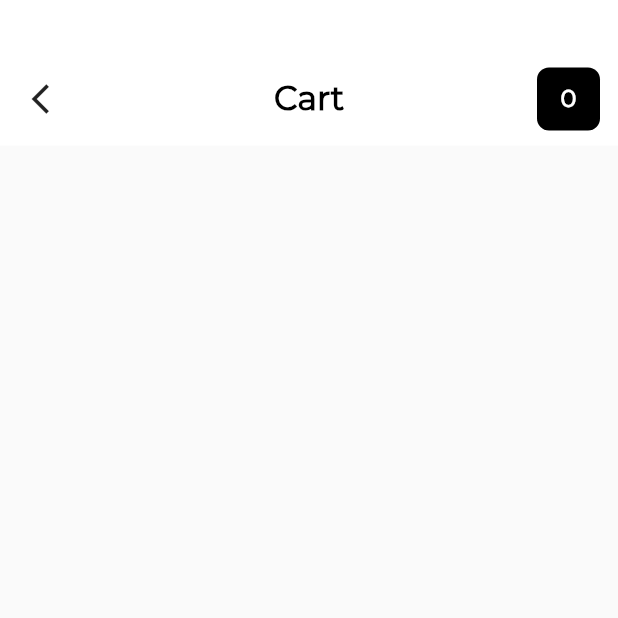
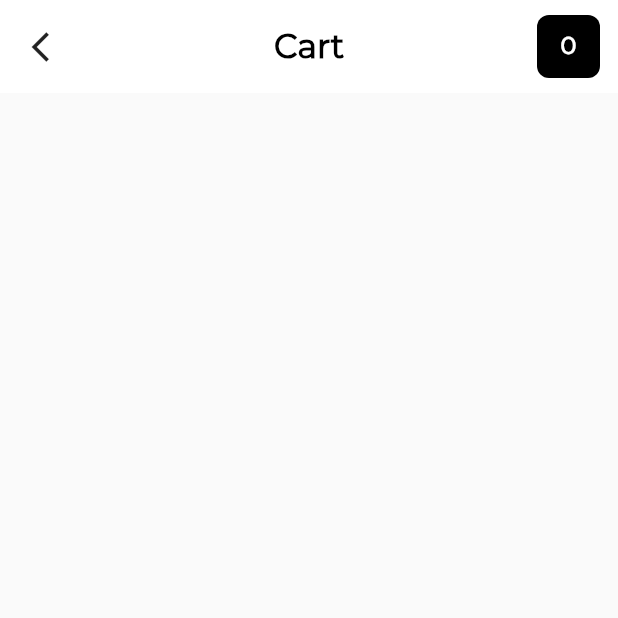
Before and after one commit to Alabhya268/Ecommerce_App, a Flutter app: the CartPage screen opened directly, on a phone screen of 412 x 824 dp, the top half of it. Run offline on Flutter 3.47's test engine with Material 2 defaults, Android fonts, the phone set to English and light mode, and no system bars; our stand-ins replace cloud_firestore, firebase_auth, firebase_core; missing offline and left inert: dart:ffi; accounts and stored records are empty; project files that could hold a hidden picture were left out.

Commit message:
Made custom_acton_bar top padding dynamic

```diff
--- a/ecommerce_app/lib/widgets/custom_action_bar.dart
+++ b/ecommerce_app/lib/widgets/custom_action_bar.dart
@@ -18,6 +18,8 @@ class CustomActionBar extends StatelessWidget {
     bool _hasBackArrow = hasBackArrow ?? false;
     bool _hasTitle = hasTitle ?? true;
 
+    double statusBarHeight = MediaQuery.of(context).padding.top;
+
     Stream<QuerySnapshot> _userRef = FirebaseFirestore.instance
         .collection('Cart')
         .where('uid', isEqualTo: uid)
@@ -26,7 +28,7 @@ class CustomActionBar extends StatelessWidget {
     return Container(
       decoration: BoxDecoration(color: Colors.white),
       padding: EdgeInsets.only(
-        top: 45,
+        top: 10 + statusBarHeight,
         left: 12,
         right: 12,
         bottom: 10,
```
Also changed, not shown: ecommerce_app/Screenshot from 2021-01-31 20-47-08.png (added).
